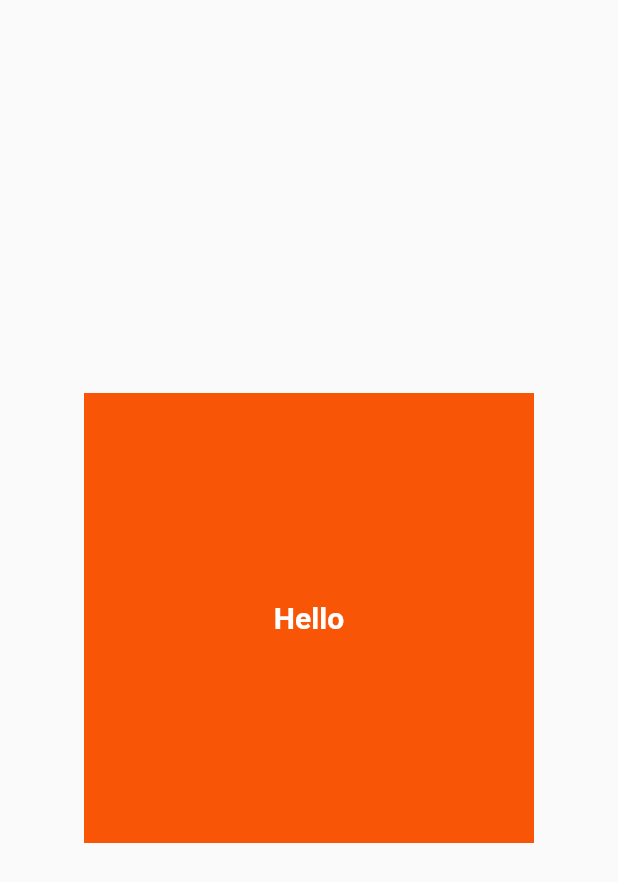
After one commit to Tanvir-Hasan2/REST-API-Flutter, a Flutter app: the screen it shows after launch, after a tap on "Hex Color", on a phone screen of 412 x 824 dp. The commit adds this screen. Shown: the top 882 px of the screen. Run offline on Flutter 3.47's test engine with Material 3 defaults, Android fonts, the phone set to English and light mode, and no system bars; network calls fail.

```diff
--- /dev/null
+++ b/Post API/post_api_jpholder/lib/hex_color.dart
@@ -0,0 +1,34 @@
+import 'package:flutter/material.dart';
+class HexColor extends StatelessWidget {
+  static const String routeName = '/hexColor';
+  @override
+  Widget build(BuildContext context) {
+    return Scaffold(
+      body: Center(
+        //Add a container
+        child: Container(
+          width: 300,
+          height: 300,
+          //Now replacing it with an hex color #b51248
+          //0xff is the prefix of every hex color
+          // we remove the # from th hex color Lets see
+          //Working Make a usefule hexColor Function
+          //using function
+          //Working Best of Luck
+          color: Color(0xffF85606),
+          child: Center(child: Text('Hello',style: TextStyle(color: Colors.white,fontSize: 20,fontWeight: FontWeight.bold),)),
+        ),
+      ),
+    );
+  }
+}
+
+int hexColor(String color) {
+  //adding prefix
+  String newColor = '0xff' + color;
+  //removing # sign
+  newColor = newColor.replaceAll('#', '');
+  //converting it to the integer
+  int finalColor = int.parse(newColor);
+  return finalColor;
+}
--- a/Post API/post_api_jpholder/lib/home_page.dart
+++ b/Post API/post_api_jpholder/lib/home_page.dart
@@ -1,7 +1,10 @@
 import 'package:flutter/material.dart';
-import 'package:post_api_jpholder/complex_json_withmodel_get_api.dart';
-import 'package:post_api_jpholder/get_api_without_model.dart';
-import 'package:post_api_jpholder/home_screen.dart';
+import 'package:post_api_jpholder/hex_color.dart';
+import 'package:post_api_jpholder/Get%20API/home_screen.dart';
+
+import 'Get API/complex_json_withmodel_get_api.dart';
+import 'Get API/complex_json_without_model.dart';
+import 'Get API/get_api_without_model.dart';
 
 class HomePage extends StatefulWidget {
   static const String routeName = '/';
@@ -29,6 +32,14 @@ class _HomePageState extends State<HomePage> {
             ElevatedButton(onPressed: (){
               Navigator.pushNamed(context, ComplexJsonWithmodelGetApi.routeName);
             }, child: Text('Complex Json withModel')),
+            ElevatedButton(onPressed: (){
+              Navigator.pushNamed(context, HexColor.routeName);
+            }, child: Text('Hex Color')),
+            ElevatedButton(onPressed: (){
+              Navigator.pushNamed(context, ComplexJsonWithoutModel.routeName);
+            }, child: Text('Complex Json withOutModel')),
+            ElevatedButton(onPressed: (){}, child: Text('Get API')),
+            ElevatedButton(onPressed: (){}, child: Text('Get API')),
             ElevatedButton(onPressed: (){}, child: Text('Get API')),
             ElevatedButton(onPressed: (){}, child: Text('Get API')),
           ],
--- a/Post API/post_api_jpholder/lib/main.dart
+++ b/Post API/post_api_jpholder/lib/main.dart
@@ -1,8 +1,12 @@
 import 'package:flutter/material.dart';
-import 'package:post_api_jpholder/complex_json_withmodel_get_api.dart';
-import 'package:post_api_jpholder/get_api_without_model.dart';
+import 'package:post_api_jpholder/Get%20API/get_api_without_model.dart';
 import 'package:post_api_jpholder/home_page.dart';
-import 'package:post_api_jpholder/home_screen.dart';
+import 'package:post_api_jpholder/Get%20API/home_screen.dart';
+
+import 'Get API/complex_json_withmodel_get_api.dart';
+import 'Get API/complex_json_without_model.dart';
+import 'hex_color.dart';
+
 
 void main() {
   runApp(const MyApp());
@@ -39,6 +43,8 @@ class MyApp extends StatelessWidget {
         HomeScreen.routeName: (context) => const HomeScreen(),
         GetApiWithoutModel.routeName: (context) => const GetApiWithoutModel(),
         ComplexJsonWithmodelGetApi.routeName: (context) => const ComplexJsonWithmodelGetApi(),
+        HexColor.routeName: (context) => HexColor(),
+        ComplexJsonWithoutModel.routeName: (context) => const ComplexJsonWithoutModel(),
       },
     );
   }
```
Also changed, not shown: Post API/post_api_jpholder/lib/Get API/complex_json_without_model.dart (added, +114 -0 lines), Post API/post_api_jpholder/lib/Get API/complex_json_withmodel_get_api.dart (renamed from Post API/post_api_jpholder/lib/complex_json_withmodel_get_api.dart), Post API/post_api_jpholder/lib/Get API/get_api_without_model.dart (renamed from Post API/post_api_jpholder/lib/get_api_without_model.dart), Post API/post_api_jpholder/lib/Get API/home_screen.dart (renamed from Post API/post_api_jpholder/lib/home_screen.dart).
